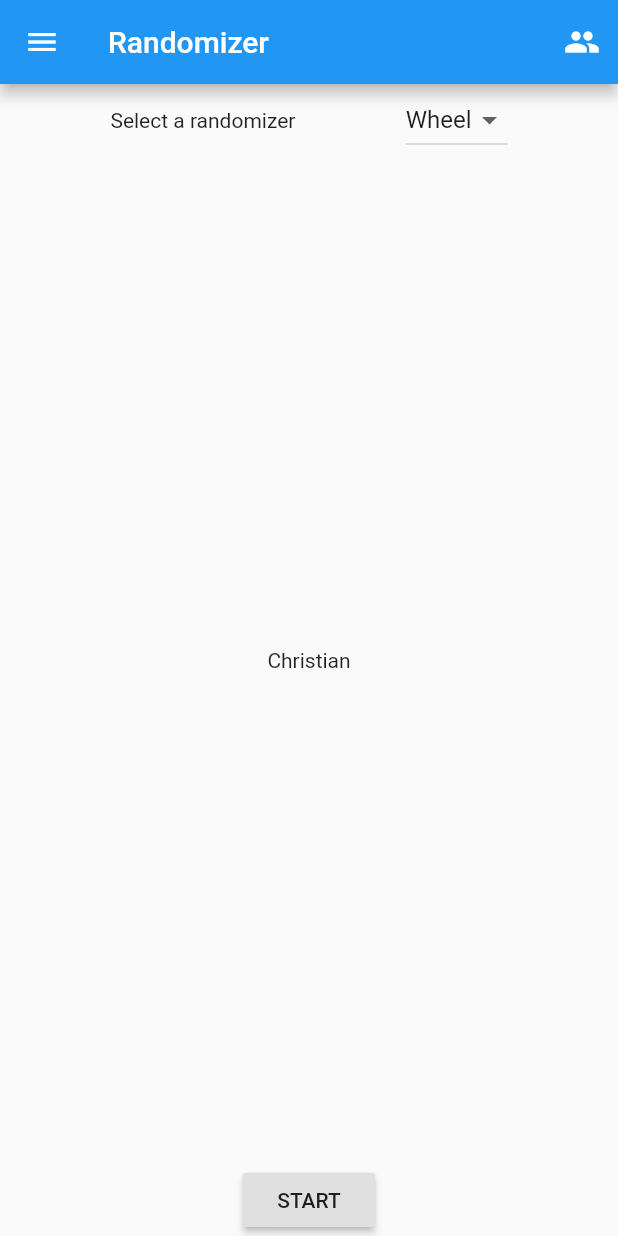
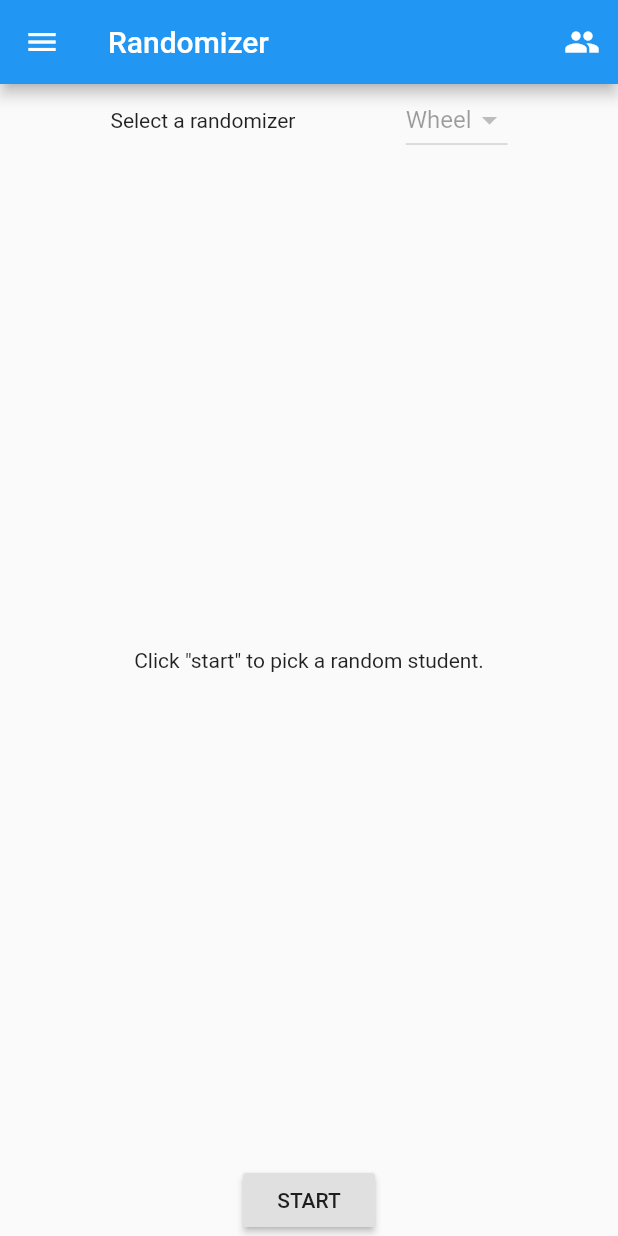
Before and after one commit to clg236/resourcefulness-randomizer, a Flutter app: the screen it shows after launch, after a tap on "START", on a phone screen of 412 x 824 dp. Run offline on Flutter 3.47's test engine with Material 2 defaults, Android fonts, the phone set to English and light mode, and no system bars.

```diff
--- a/lib/main.dart
+++ b/lib/main.dart
@@ -1,61 +1,47 @@
 import 'package:flutter/material.dart';
+import 'package:provider/provider.dart';
+import 'package:randomizer/add_student.dart';
+import 'package:randomizer/list_students.dart';
 import 'session.dart';
 
 void main() => runApp(Randomizer());
-
-// void _showModal() {
-//     Future<void> future = showModalBottomSheet<void>(
-//       context:,
-//       builder: (BuildContext context) {
-//         return Container(height: 260.0, child: Text('I am text'));
-//       },
-//     );
-//     future.then((void value) => _closeModal(value));
-// }
-// void _closeModal(void value) {
-//     print('modal closed');
-// }
 
 class Randomizer extends StatelessWidget {
   // This widget is the root of your application.
   @override
   Widget build(BuildContext context) {
-    return MaterialApp(
+    return MultiProvider(
+        providers: [
+          ChangeNotifierProvider(
+            create: (context) => Session(),
+          )
+        ],
+        child: MaterialApp(
           title: 'Randomizer',
           theme: ThemeData(
             primarySwatch: Colors.blue,
           ),
-      home: MyHomePage(title: 'Randomizer'),
-    );
+          initialRoute: '/',
+          routes: {
+            '/': (context) => HomeScreen(),
+            '/add_student': (context) => AddStudentScreen(),
+            '/list_students': (context) => ListStudentsScreen(),
+          },
+        ));
   }
 }
 
-class MyHomePage extends StatefulWidget {
-  MyHomePage({Key key, this.title}) : super(key: key);
-
-  final String title;
-
+class HomeScreen extends StatelessWidget {
   @override
-  _MyHomePageState createState() => _MyHomePageState();
-}
-
-class _MyHomePageState extends State<MyHomePage> {
-  Session _session = Session(['Christian', 'Ganjina', 'Uttam', 'Peter']);
-  String currentPickedStudent = '';
-  String randomizerType = 'Wheel';
-
-  @override
-  Widget build(BuildContext context) {
+  Widget build(BuildContext buildContext) {
     return Scaffold(
         appBar: AppBar(
-        title: Text(widget.title),
+          title: Text("Randomizer"),
           actions: <Widget>[
             IconButton(
               icon: const Icon(Icons.people),
-            tooltip: 'Show Snackbar',
               onPressed: () {
-              _onButtonPressed(context, _session);
-              //Do something
+                Navigator.pushNamed(buildContext, "/list_students");
               },
             ),
           ],
@@ -65,13 +51,12 @@ class _MyHomePageState extends State<MyHomePage> {
             padding: EdgeInsets.zero,
             children: <Widget>[
               DrawerHeader(child: Text('CLASS 1')),
-            ListTile(
-                title: Text('EDIT CLASS'), onTap: () => print('edit class!'))
+              ListTile(title: Text('EDIT CLASS'), onTap: () => print('edit class!'))
             ],
           ),
         ),
-
-      body: Center(
+        body: Consumer<Session>(builder: (consumerContext, session, child) {
+          return Center(
               child: Column(
             mainAxisAlignment: MainAxisAlignment.spaceBetween,
             children: <Widget>[
@@ -80,14 +65,8 @@ class _MyHomePageState extends State<MyHomePage> {
                 children: <Widget>[
                   Text('Select a randomizer'),
                   DropdownButton<String>(
-                  value: randomizerType,
-                        onChanged: (String newValue) {
-        setState(() {
-          randomizerType = newValue;
-        });
-      },
-      items: <String>['Wheel', 'Two', 'Free', 'Four']
-          .map<DropdownMenuItem<String>>((String value) {
+                    value: 'Wheel',
+                    items: <String>['Wheel', 'Two', 'Free', 'Four'].map<DropdownMenuItem<String>>((String value) {
                       return DropdownMenuItem<String>(
                         value: value,
                         child: Text(value),
@@ -96,38 +75,15 @@ class _MyHomePageState extends State<MyHomePage> {
                   )
                 ],
               ),
-            Text(currentPickedStudent),
+              Text(session.pickedStudent.isEmpty ? 'Click "start" to pick a random student.' : session.pickedStudent),
               RaisedButton(
                 onPressed: () {
-                setState(
-                    () => currentPickedStudent = _session.pickRandomStudent());
+                  session.pickRandomStudent();
                 },
-              // currentPickedStudent = _session.pickRandomStudent();
                 child: Text('START'),
               )
             ],
-        ),
-      ), // This trailing comma makes auto-formatting nicer for build methods.
-    );
+          ));
+        }));
   }
 }
-
-void _onButtonPressed(BuildContext context, Session _session) {
-  showModalBottomSheet(
-      context: context,
-      builder: (context) {
-        return Container(
-            child: ListView.builder(
-                itemCount: _session.students.length,
-                itemBuilder: (BuildContext ctxt, int index) {
-                  return Card(
-                    child: ListTile(
-                      onTap: () => print("TAPPED"),
-                      title: Text(_session.students[index]),
-                      trailing: Icon(Icons.remove_circle_outline),
-                    ),
-                  );
-                })
-            );
-      });
-}
--- a/lib/session.dart
+++ b/lib/session.dart
@@ -1,31 +1,47 @@
+import 'dart:collection';
 import 'dart:math';
 
-class Session {
+import 'package:flutter/foundation.dart';
 
-  Session(List<String> students) {
-    this.students = students;
-    sessionName = '';
+class Session extends ChangeNotifier {
+  List<String> _students;
+  String _sessionName;
+  String _pickedStudent;
+
+  Session([List<String> students]) {
+    this._students = students != null ? students : [];
+    this._sessionName = '';
+    this._pickedStudent = '';
   }
 
-  List<String> students;
-  String sessionName;
+  UnmodifiableListView<String> get students {
+    return UnmodifiableListView(this._students);
+  }
 
+  String get sessionName {
+    return this._sessionName;
+  }
 
-  showStudent(){
-    // this.students.forEach(student) => print(student);
-    return print(this.students);
+  String get pickedStudent {
+    return this._pickedStudent;
   }
 
   addStudent(String name) {
-    this.students.add(name);
-    return print('adding student');
+    if (this._students.contains(name)) {
+      return;
+    }
+
+    this._students.add(name);
+    this.notifyListeners();
   }
 
   removeStudent(String name) {
-    this.students.remove(name);
+    this._students.remove(name);
+    if (this._pickedStudent == name) {
+      this._pickedStudent = '';
+    }
 
-    //this.students.remove(name)
-    return print('removing student');
+    this.notifyListeners();
   }
 
   modifyStudent(String previousName, String newName) {
@@ -33,14 +49,14 @@ class Session {
     return print('modify student');
   }
 
+  pickRandomStudent() {
+    if (this._students.length == 0) {
+      return;
+    }
 
-  pickRandomStudent() {
     //generate a random number between number of students
     int randomNumber = Random().nextInt(this.students.length);
-    print(this.students[randomNumber]);
-    return this.students[randomNumber];
-
-
+    this._pickedStudent = this._students[randomNumber];
+    this.notifyListeners();
   }
-
 }
--- a/pubspec.yaml
+++ b/pubspec.yaml
@@ -23,6 +23,8 @@ dependencies:
   # The following adds the Cupertino Icons font to your application.
   # Use with the CupertinoIcons class for iOS style icons.
   cupertino_icons: ^0.1.2
+
+  provider: ^4.0.2
 
 dev_dependencies:
   flutter_test:
```
Also changed, not shown: lib/add_student.dart (added, +39 -0 lines), lib/list_students.dart (added, +39 -0 lines), pubspec.lock, 1 other file. Lines whose indentation alone changed are shown as unchanged.
